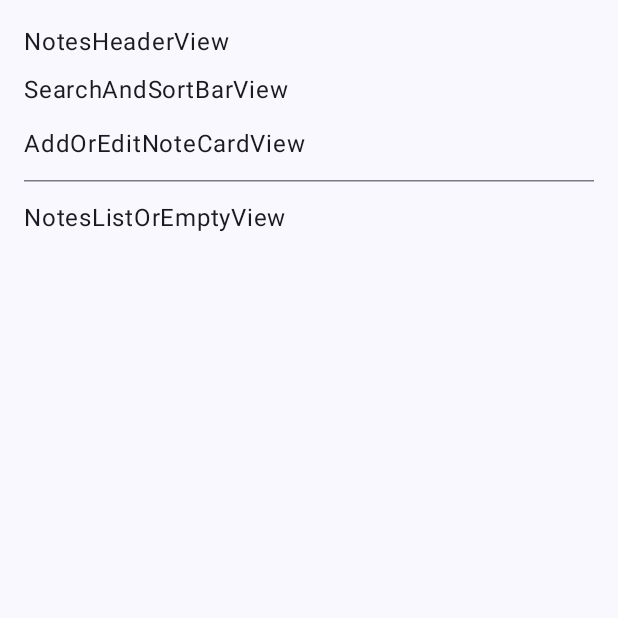
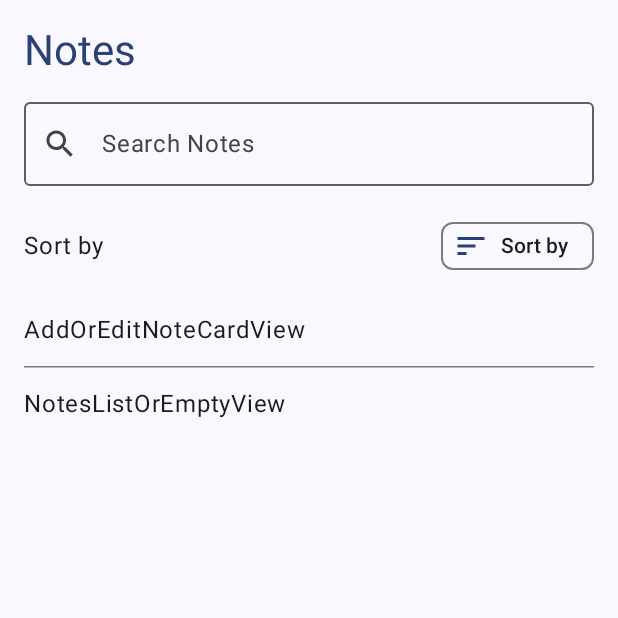
Before and after one commit to infinityvaibhav/notes-app-compose-room, an Android app built with Jetpack Compose: the screen it shows after launch (MainActivity), on a phone screen of 412 x 824 dp, the top half of it. Run offline under Robolectric (Android 15) with nearby library versions, the phone set to English and light mode, and no system bars; 1 statement that could not run was skipped.

Commit message:
[feat] developed resuable compnent for header, search and sort by composable

```diff
--- a/app/build.gradle.kts
+++ b/app/build.gradle.kts
@@ -53,4 +53,5 @@ dependencies {
     debugImplementation(libs.androidx.compose.ui.test.manifest)
     debugImplementation(libs.androidx.compose.ui.tooling)
     implementation(libs.androidx.lifecycle.viewmodel.compose)
+    implementation(libs.androidx.compose.material.icons.extended)
 }
--- a/app/src/main/java/com/example/notesapp/presentation/MainScreen.kt
+++ b/app/src/main/java/com/example/notesapp/presentation/MainScreen.kt
@@ -25,7 +25,13 @@ fun MainScreen(
 
         Spacer(Modifier.height(8.dp))
 
-        SearchAndSortBarView()
+        SearchAndSortBarView(
+            searchQuery = "",
+            onSearchChanged = {},
+            sortBy = "Date",
+            onSortByChanged = {},
+            ascending = false
+        ) { }
 
         Spacer(Modifier.height(12.dp))
 
--- a/app/src/main/java/com/example/notesapp/presentation/NotesHeaderView.kt
+++ b/app/src/main/java/com/example/notesapp/presentation/NotesHeaderView.kt
@@ -1,10 +1,15 @@
 package com.example.notesapp.presentation
 
+import androidx.compose.material3.MaterialTheme
 import androidx.compose.material3.Text
 import androidx.compose.runtime.Composable
 import androidx.compose.ui.Modifier
 
 @Composable
 fun NotesHeaderView(modifier: Modifier = Modifier) {
-    Text("NotesHeaderView")
+    Text(
+        text = "Notes",
+        style = MaterialTheme.typography.headlineMedium,
+        color = MaterialTheme.colorScheme.primary
+    )
 }
--- a/app/src/main/java/com/example/notesapp/presentation/SearchAndSortBarView.kt
+++ b/app/src/main/java/com/example/notesapp/presentation/SearchAndSortBarView.kt
@@ -1,10 +1,71 @@
 package com.example.notesapp.presentation
 
+import androidx.compose.foundation.layout.Arrangement
+import androidx.compose.foundation.layout.Column
+import androidx.compose.foundation.layout.Row
+import androidx.compose.foundation.layout.Spacer
+import androidx.compose.foundation.layout.fillMaxWidth
+import androidx.compose.foundation.layout.height
+import androidx.compose.foundation.layout.padding
+import androidx.compose.material.icons.Icons
+import androidx.compose.material.icons.automirrored.filled.Sort
+import androidx.compose.material.icons.filled.Search
+import androidx.compose.material3.AssistChip
+import androidx.compose.material3.Icon
+import androidx.compose.material3.OutlinedTextField
 import androidx.compose.material3.Text
 import androidx.compose.runtime.Composable
+import androidx.compose.ui.Alignment
 import androidx.compose.ui.Modifier
+import androidx.compose.ui.tooling.preview.Preview
+import androidx.compose.ui.unit.dp
 
 @Composable
-fun SearchAndSortBarView(modifier: Modifier = Modifier) {
-    Text("SearchAndSortBarView")
+fun SearchAndSortBarView(
+    searchQuery: String,
+    onSearchChanged: (String) -> Unit,
+    sortBy: String,
+    onSortByChanged: (String) -> Unit,
+    ascending: Boolean,
+    onOrderChanged: (Boolean) -> Unit
+) {
+    Column {
+        OutlinedTextField(
+            value = searchQuery,
+            onValueChange = onSearchChanged,
+            label = { Text("Search Notes")},
+            singleLine = true,
+            leadingIcon = {
+                Icon(Icons.Default.Search, contentDescription = "Search Icon")
+            },
+            modifier = Modifier.fillMaxWidth()
+        )
+
+        Spacer(Modifier.height(8.dp))
+
+        Row(
+            modifier = Modifier.fillMaxWidth().padding(vertical = 8.dp),
+            horizontalArrangement = Arrangement.SpaceBetween,
+            verticalAlignment = Alignment.CenterVertically
+        ) {
+            Text("Sort by")
+            AssistChip(
+                onClick = { onSortByChanged(if (sortBy == "Date") "Title" else "Date") },
+                label = { Text("Sort by") },
+                leadingIcon = { Icon(Icons.AutoMirrored.Filled.Sort, contentDescription = "sort by icon")}
+            )
+        }
+    }
 }
+
+@Preview(showBackground = true)
+@Composable
+private fun SearchAndSortBarPreview() {
+    SearchAndSortBarView(
+        searchQuery = "",
+        onSearchChanged = {},
+        sortBy = "Date",
+        onSortByChanged = {},
+        ascending = false
+    ) { }
+}
--- a/gradle/libs.versions.toml
+++ b/gradle/libs.versions.toml
@@ -25,6 +25,7 @@ androidx-compose-ui-test-manifest = { group = "androidx.compose.ui", name = "ui-
 androidx-compose-ui-test-junit4 = { group = "androidx.compose.ui", name = "ui-test-junit4" }
 androidx-compose-material3 = { group = "androidx.compose.material3", name = "material3" }
 androidx-lifecycle-viewmodel-compose = { group = "androidx.lifecycle", name = "lifecycle-viewmodel-compose", version.ref = "lifecycleRuntimeKtx" }
+androidx-compose-material-icons-extended = { group = "androidx.compose.material", name = "material-icons-extended" }
 
 [plugins]
 android-application = { id = "com.android.application", version.ref = "agp" }
```
